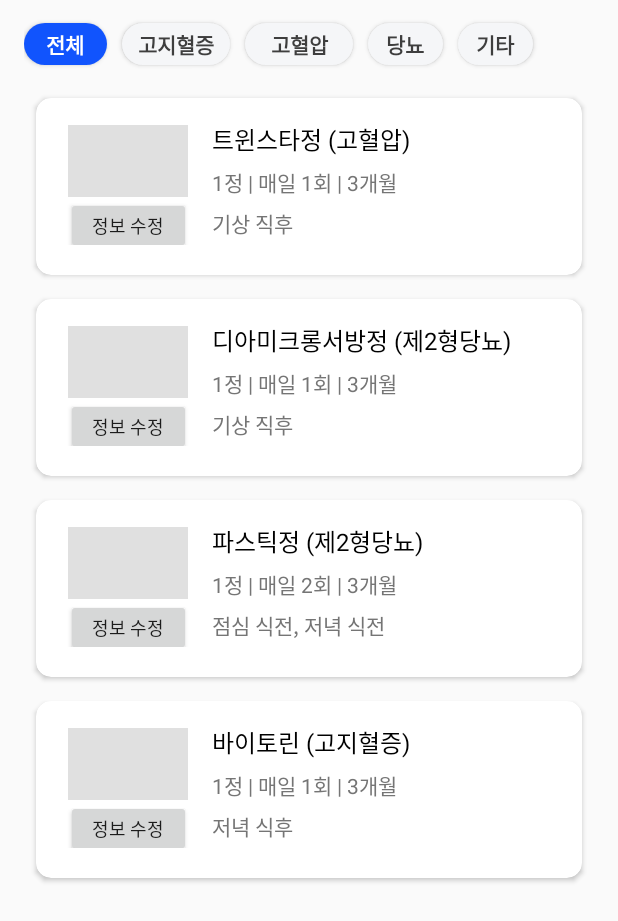
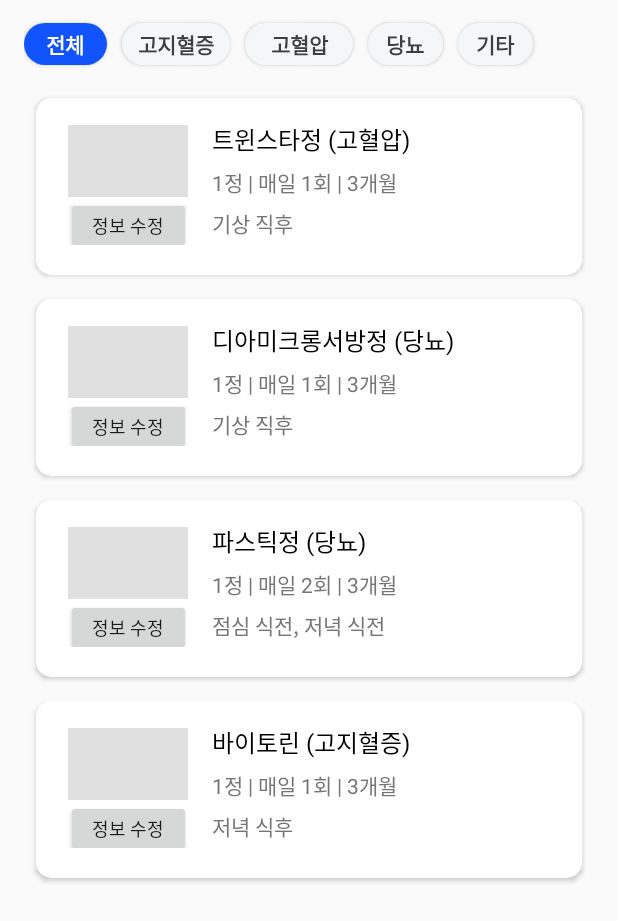
Before and after one commit to Pillmate-CapD/Pillmate_Android, an Android app: the fragment MyPillListFragment shown on its own in the app's theme, on a phone screen of 412 x 824 dp. Shown: the top 921 px of the screen. Run offline under Robolectric (Android 15) with nearby library versions, the phone set to English and light mode, and no system bars; Roboto replaces fonts that are not available here.

Commit message:
약리스트 중복 뜨는거 수정

```diff
--- a/app/src/main/java/com/example/pillmate/AllFragment.kt
+++ b/app/src/main/java/com/example/pillmate/AllFragment.kt
@@ -52,8 +52,8 @@ class AllFragment : Fragment() {
 
     private fun addDummyData() {
         medicationList.add(MedicationItem("트윈스타정 (고혈압)", "1정 | 매일 1회 | 3개월", "기상 직후"))
-        medicationList.add(MedicationItem("디아미크롱서방정 (제2형당뇨)", "1정 | 매일 1회 | 3개월", "기상 직후"))
-        medicationList.add(MedicationItem("파스틱정 (제2형당뇨)", "1정 | 매일 2회 | 3개월", "점심 식전, 저녁 식전"))
+        medicationList.add(MedicationItem("디아미크롱서방정 (당뇨)", "1정 | 매일 1회 | 3개월", "기상 직후"))
+        medicationList.add(MedicationItem("파스틱정 (당뇨)", "1정 | 매일 2회 | 3개월", "점심 식전, 저녁 식전"))
         medicationList.add(MedicationItem("바이토린 (고지혈증)", "1정 | 매일 1회 | 3개월", "저녁 식후"))
 
 
--- a/app/src/main/java/com/example/pillmate/MyPillListFragment.kt
+++ b/app/src/main/java/com/example/pillmate/MyPillListFragment.kt
@@ -25,9 +25,13 @@ class MyPillListFragment : Fragment() {
 
         // 처음에는 All 버튼
         if (isFirstTime) {
-            parentFragmentManager.beginTransaction()
-                .add(R.id.fragment_container, AllFragment())
-                .commit()
+            // 프래그먼트 컨테이너에 이미 추가된 프래그먼트가 있는지 확인
+            val fragment = parentFragmentManager.findFragmentById(R.id.fragment_container)
+            if (fragment == null) {
+                parentFragmentManager.beginTransaction()
+                    .add(R.id.fragment_container, AllFragment())
+                    .commit()
+            }
             isFirstTime = false // 다음에는 이 부분이 실행되지 않도록 플래그 변경
         }
 
```
